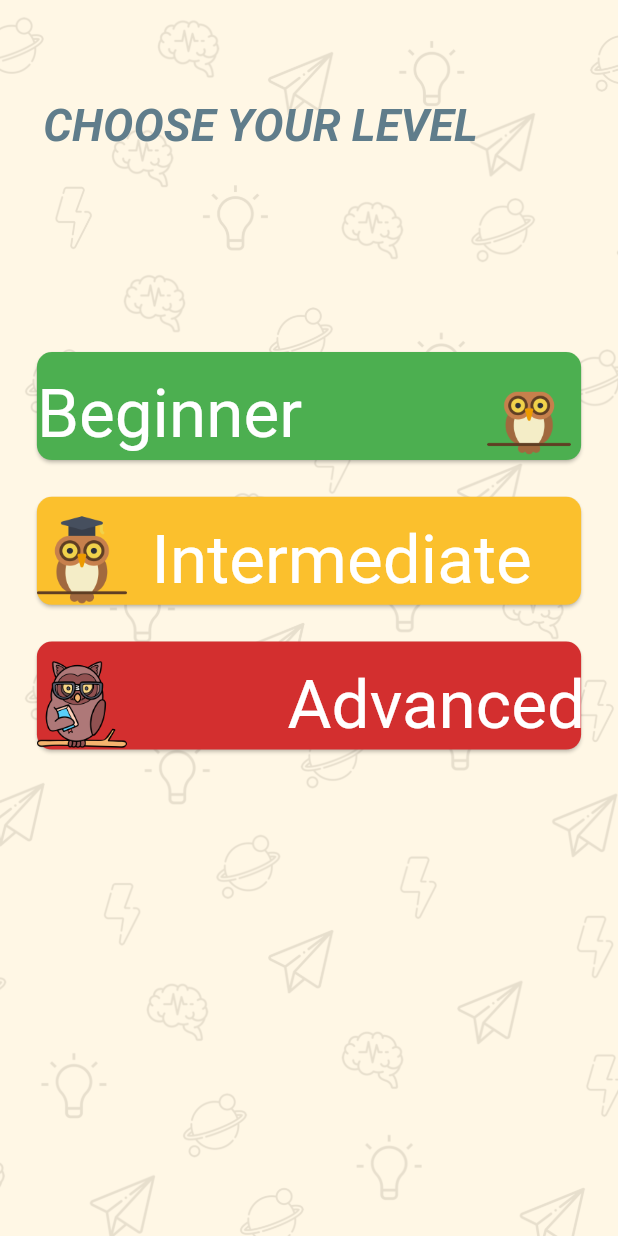
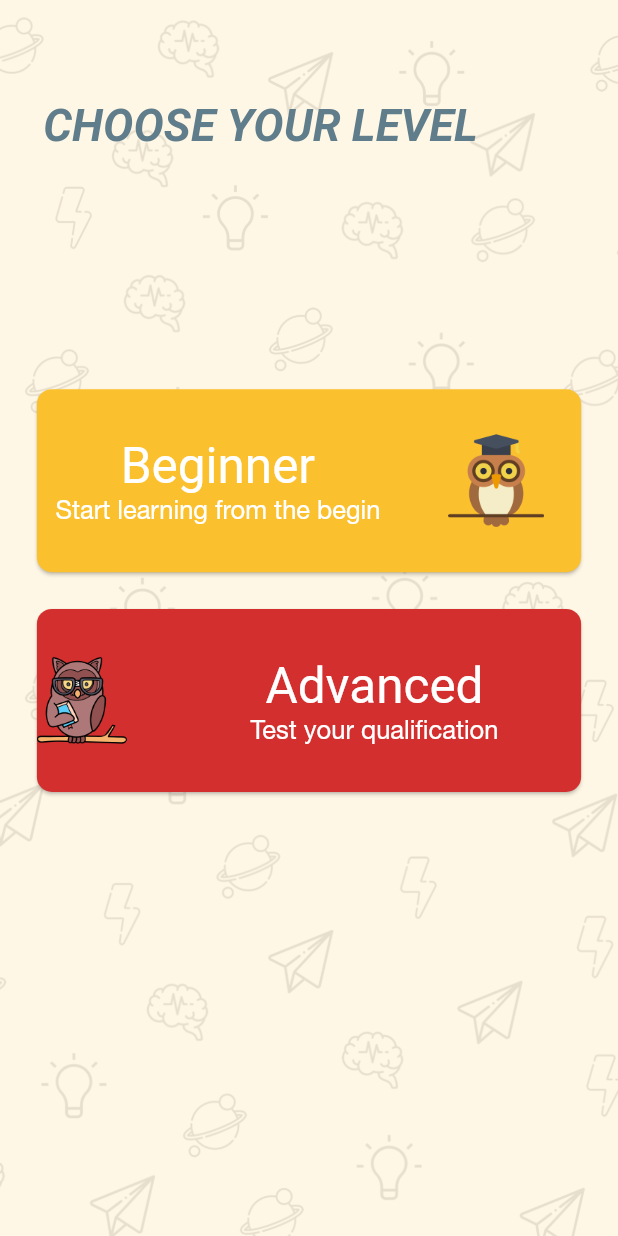
Before and after one commit to nguynduyanh169/vietnamese_learning, a Flutter app: the LevelScreen screen opened by its route, on a phone screen of 412 x 824 dp. Run offline on Flutter 3.47's test engine with Material 2 defaults, Android fonts, the light colour scheme and no system bars; our stand-ins replace assets_audio_player, avatar_glow, bloc, cool_alert, dio, flip_card and 10 more; missing offline and left inert: floating_menu, highlight_text; accounts and stored records are empty; Roboto replaces fonts that are missing (Sansita); project files that could hold a hidden picture were left out.

Commit message:
baohq add choose level and test qualification screen

```diff
--- a/lib/src/resources/level_screen.dart
+++ b/lib/src/resources/level_screen.dart
@@ -3,6 +3,8 @@ import 'package:persistent_bottom_nav_bar/persistent-tab-view.dart';
 import 'package:vietnamese_learning/src/config/size_config.dart';
 import 'package:vietnamese_learning/src/resources/home_page.dart';
 import 'package:google_fonts/google_fonts.dart';
+import 'package:vietnamese_learning/src/resources/qualification_quiz.dart';
+import 'package:vietnamese_learning/src/resources/quiz_screen.dart';
 
 class LevelScreen extends StatefulWidget {
   static final String routeName = "level";
@@ -48,41 +50,60 @@ class _LevelScreenState extends State<LevelScreen> {
                 ),
               ),
             ),
+            SizedBox(
+              height: SizeConfig.blockSizeVertical * 3,
+            ),
             Container(
               width: MediaQuery.of(context).size.width * 1,
-              height: 80.0,
+              height: 130.0,
               child: Card(
-                color: Colors.green,
+                color: Colors.yellow[700],
                 shape: RoundedRectangleBorder(
                   borderRadius: BorderRadius.circular(10.0),
                 ),
                 child: InkWell(
                     onTap: () => pushNewScreen(
                           context,
-                          screen: HomePage(),
+                          screen: null,
                           withNavBar: true,
                         ),
                     child: Column(
                       crossAxisAlignment: CrossAxisAlignment.start,
-                      mainAxisAlignment: MainAxisAlignment.end,
+                      mainAxisAlignment: MainAxisAlignment.center,
                       children: <Widget>[
                         Row(
+                          children: [
+                            SizedBox(
+                              width: SizeConfig.blockSizeHorizontal * 3,
+                            ),
+                            Column(
                               children: [
                                 Text(
                                   "Beginner",
                                   style: GoogleFonts.sansita(
-                                fontSize: 45,
+                                    fontSize: 33,
                                     color: Colors.white,
                                   ),
                                 ),
+                                Text(
+                                  "Start learning from the begin",
+                                  style: TextStyle(
+                                    fontFamily: 'Helvetica',
+                                    fontSize: 17,
+                                    color: Colors.white,
+                                  ),
+                                ),
+                              ],
+                            ),
                             SizedBox(
-                              width: SizeConfig.blockSizeHorizontal * 30,
+                              width: SizeConfig.blockSizeHorizontal * 11,
                             ),
                             Container(
-                              width: SizeConfig.blockSizeHorizontal * 13.5,
+                              width: SizeConfig.blockSizeHorizontal * 15.5,
                               height: SizeConfig.blockSizeVertical * 10,
                               child: Image(
-                                image: AssetImage('assets/images/owlcolor.png'),
+                                image: AssetImage(
+                                    'assets/images/owlexpertcolor.png'),
                               ),
                             ),
                           ],
@@ -96,53 +117,21 @@ class _LevelScreenState extends State<LevelScreen> {
             ),
             Container(
               width: MediaQuery.of(context).size.width * 1,
-              height: 80.0,
-              child: Card(
-                  color: Colors.yellow[700],
-                  shape: RoundedRectangleBorder(
-                    borderRadius: BorderRadius.circular(10.0),
-                  ),
-                  child: Column(
-                    crossAxisAlignment: CrossAxisAlignment.center,
-                    mainAxisAlignment: MainAxisAlignment.end,
-                    children: <Widget>[
-                      Row(
-                        children: [
-                          Container(
-                            width: 60,
-                            height: 60,
-                            child: Image(
-                              image: AssetImage(
-                                  'assets/images/owlexpertcolor.png'),
-                            ),
-                          ),
-                          SizedBox(
-                            width: SizeConfig.blockSizeHorizontal * 4,
-                          ),
-                          Text("Intermediate",
-                              style: GoogleFonts.sansita(
-                                fontSize: 45,
-                                color: Colors.white,
-                              )),
-                        ],
-                      ),
-                    ],
-                  )),
-            ),
-            SizedBox(
-              height: SizeConfig.blockSizeVertical * 2,
-            ),
-            Container(
-              width: MediaQuery.of(context).size.width * 1,
-              height: 80.0,
+              height: 130.0,
               child: Card(
                 color: Colors.red[700],
                 shape: RoundedRectangleBorder(
                   borderRadius: BorderRadius.circular(10.0),
                 ),
+                child: InkWell(
+                    onTap: () => pushNewScreen(
+                          context,
+                          screen: QualificationQuiz(),
+                          withNavBar: true,
+                        ),
                     child: Column(
                       crossAxisAlignment: CrossAxisAlignment.end,
-                    mainAxisAlignment: MainAxisAlignment.end,
+                      mainAxisAlignment: MainAxisAlignment.center,
                       children: <Widget>[
                         Row(
                           children: [
@@ -155,20 +144,33 @@ class _LevelScreenState extends State<LevelScreen> {
                               ),
                             ),
                             SizedBox(
-                            width: SizeConfig.blockSizeVertical * 13,
+                              width: SizeConfig.blockSizeVertical * 10,
                             ),
+                            Column(
+                              children: [
                                 Text(
                                   "Advanced",
                                   style: GoogleFonts.sansita(
-                              fontSize: 45,
+                                    fontSize: 33,
+                                    color: Colors.white,
+                                  ),
+                                ),
+                                Text(
+                                  "Test your qualification",
+                                  style: TextStyle(
+                                    fontFamily: 'Helvetica',
+                                    fontSize: 17,
                                     color: Colors.white,
                                   ),
                                 ),
                               ],
                             ),
                           ],
+                        ),
+                      ],
                     )),
-            )
+              ),
+            ),
           ],
         ),
       ),
--- /dev/null
+++ b/lib/src/resources/qualification_quiz.dart
@@ -0,0 +1,164 @@
+import 'package:flutter/material.dart';
+import 'package:vietnamese_learning/src/widgets/qualification.dart';
+import 'package:vietnamese_learning/src/widgets/qualification_result.dart';
+
+class QualificationQuiz extends StatefulWidget {
+  QualificationQuiz({Key key}) : super(key: key);
+
+  @override
+  _QualificationQuizState createState() => _QualificationQuizState();
+}
+
+class _QualificationQuizState extends State<QualificationQuiz> {
+  var _questionIndex = 0;
+  var _totalScore = 0;
+  bool isNew = true;
+  Color primaryColor = Colors.white;
+  Color right = Colors.green;
+  Color wrong = Colors.red;
+
+  final _questions = const [
+    {
+      'type': 'Question 1',
+      'questionText': 'Which one of these is “bread”?',
+      'answers': [
+        {'text': 'Con chó', 'score': 0, 'color': Colors.white},
+        {'text': 'Con mèo', 'score': 0, 'color': Colors.white},
+        {'text': 'Bánh mì', 'score': 10, 'color': Colors.white},
+        {'text': 'Cái điện thoại', 'score': 0, 'color': Colors.white}
+      ]
+    },
+    {
+      'type': 'Question 2',
+      'questionText': 'Which one of these is “apple”?',
+      'answers': [
+        {'text': 'Quả táo', 'score': 10, 'color': Colors.white},
+        {'text': 'Gió', 'score': 0, 'color': Colors.white},
+        {'text': 'Con chó', 'score': 0, 'color': Colors.white},
+        {'text': 'Con mèo', 'score': 0, 'color': Colors.white}
+      ]
+    },
+    {
+      'type': 'Question 3',
+      'questionText': 'Hello, what is your name?',
+      'answers': [
+        {'text': 'Xin chào, bạn tên gì?', 'score': 10, 'color': Colors.white},
+        {
+          'text': 'Xin chào, bạn khoẻ không?',
+          'score': 0,
+          'color': Colors.white
+        },
+        {
+          'text': 'Tạm biệt. Mai gặp lại nhé?',
+          'score': 0,
+          'color': Colors.white
+        },
+        {'text': 'Xin chào, nhà bạn ở đâu?', 'score': 0, 'color': Colors.white}
+      ]
+    },
+    {
+      'type': 'Question 4',
+      'questionText': '______, what is your name?',
+      'answers': [
+        {'text': 'Hello', 'score': 10, 'color': Colors.white},
+        {'text': 'Goodbye', 'score': 0, 'color': Colors.white},
+        {'text': 'Bye', 'score': 0, 'color': Colors.white},
+        {'text': 'How are you', 'score': 0, 'color': Colors.white}
+      ]
+    },
+    {
+      'type': 'Question 5',
+      'questionText': 'Which one of these is “dog”?',
+      'answers': [
+        {'text': 'Con chó', 'score': 10, 'color': Colors.white},
+        {'text': 'Con mèo', 'score': 0, 'color': Colors.white},
+        {'text': 'Con gà', 'score': 0, 'color': Colors.white},
+        {'text': 'Bánh mì', 'score': 0, 'color': Colors.white}
+      ]
+    },
+    {
+      'type': 'Question 6',
+      'questionText': 'Which one of these is “bread”?',
+      'answers': [
+        {'text': 'Con chó', 'score': 0, 'color': Colors.white},
+        {'text': 'Con mèo', 'score': 0, 'color': Colors.white},
+        {'text': 'Bánh mì', 'score': 10, 'color': Colors.white},
+        {'text': 'Cái điện thoại', 'score': 0, 'color': Colors.white}
+      ]
+    },
+    {
+      'type': 'Question 7',
+      'questionText': 'Which one of these is “cat”?',
+      'answers': [
+        {'text': 'Bánh mì', 'score': 0, 'color': Colors.white},
+        {'text': 'Bánh ngọt', 'score': 0, 'color': Colors.white},
+        {'text': 'Con gà', 'score': 0, 'color': Colors.white},
+        {'text': 'Con mèo', 'score': 10, 'color': Colors.white}
+      ]
+    },
+    {
+      'type': 'Question 8',
+      'questionText': 'Which one of these is “bird”?',
+      'answers': [
+        {'text': 'Con chuột', 'score': 0, 'color': Colors.white},
+        {'text': 'Con chim', 'score': 10, 'color': Colors.white},
+        {'text': 'Con rắn', 'score': 0, 'color': Colors.white},
+        {'text': 'Con gà', 'score': 0, 'color': Colors.white}
+      ]
+    },
+    {
+      'type': 'Question 9',
+      'questionText': 'Which one of these is “mouse”?',
+      'answers': [
+        {'text': 'Con chuột', 'score': 10, 'color': Colors.white},
+        {'text': 'Con chim', 'score': 0, 'color': Colors.white},
+        {'text': 'Con rắn', 'score': 0, 'color': Colors.white},
+        {'text': 'Con gà', 'score': 0, 'color': Colors.white}
+      ]
+    },
+    {
+      'type': 'Question 10',
+      'questionText': 'Which one of these is “chicken”?',
+      'answers': [
+        {'text': 'Con gà', 'score': 10, 'color': Colors.white},
+        {'text': 'Nước', 'score': 0, 'color': Colors.white},
+        {'text': 'Xe đạp', 'score': 0, 'color': Colors.white},
+        {'text': 'Cái điện thoại', 'score': 0, 'color': Colors.white}
+      ]
+    },
+  ];
+
+  void _resetQuiz() {
+    setState(() {
+      _questionIndex = 0;
+      _totalScore = 0;
+    });
+  }
+
+  void _answerQuestions(int score) {
+    _totalScore += score;
+    setState(() {
+      _questionIndex = _questionIndex + 1;
+    });
+    print('_questionIndex:$_questionIndex');
+  }
+
+  @override
+  Widget build(BuildContext context) {
+    // TODO: implement build
+    return MaterialApp(
+      debugShowCheckedModeBanner: false,
+      home: Scaffold(
+        body: _questionIndex < _questions.length
+            ? Qualification(
+                questions: _questions,
+                primaryColor: primaryColor,
+                answerQuestions: _answerQuestions,
+                questionIndex: _questionIndex,
+                rootContext: context,
+              )
+            : QualificationResult(_totalScore, _resetQuiz),
+      ),
+    );
+  }
+}
--- a/pubspec.yaml
+++ b/pubspec.yaml
@@ -101,6 +101,7 @@ flutter:
      - assets/images/splashscreen3.png
      - assets/images/splashscreen4.png
      - assets/images/quest.png
+     - assets/images/qualification.png
   fonts:
     - family: Helvetica
       fonts:
```
Also changed, not shown: lib/src/widgets/qualification.dart (added, +102 -0 lines), lib/src/widgets/qualification_result.dart (added, +165 -0 lines), lib/src/widgets/quilification_notification.dart (added, +80 -0 lines), assets/images/qualification.png (added), pubspec.lock. Lines whose indentation alone changed are shown as unchanged.
